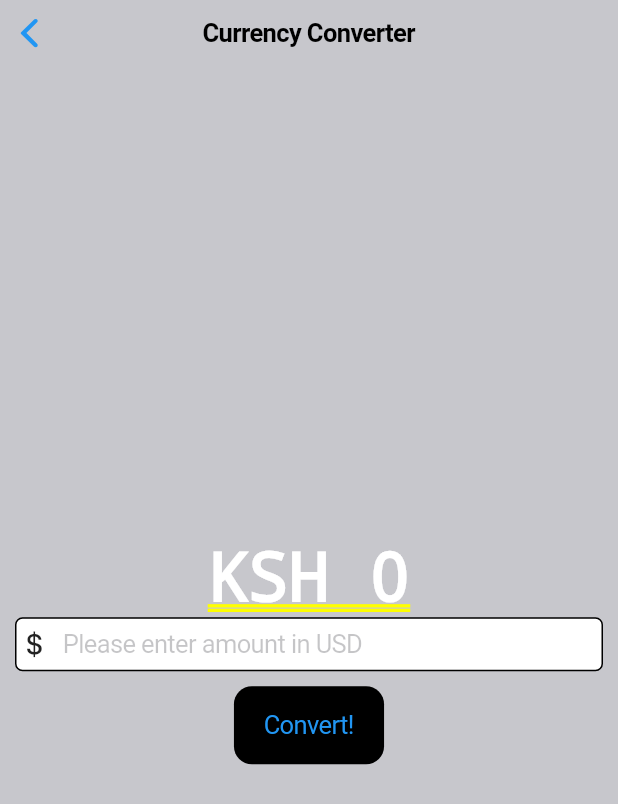
After one commit to KHALEDKHLYAN/Flutter_zero_to_Hero, a Flutter app: the CurrencyConverterCupertionPage screen opened directly, on a phone screen of 412 x 824 dp. The commit adds this screen. Shown: the top 804 px of the screen. Run offline on Flutter 3.47's test engine with Material 2 defaults, Android fonts, the phone set to English and light mode, and no system bars.

Commit message:
CupertinoCurrencyConverter

```diff
--- /dev/null
+++ b/lib/currency_converter_cupertino.dart
@@ -0,0 +1,74 @@
+import 'package:flutter/cupertino.dart';
+
+class CurrencyConverterCupertionPage extends StatefulWidget {
+  const CurrencyConverterCupertionPage({super.key});
+
+  @override
+  State<CurrencyConverterCupertionPage> createState() => _CurrencyConverterCupertionPageState();
+}
+
+class _CurrencyConverterCupertionPageState extends State<CurrencyConverterCupertionPage> {
+  final TextEditingController textEditingController = TextEditingController();
+  double result = 0;
+
+  void convert() {
+    result = double.parse(textEditingController.text) * 146.71;
+    setState(() {});
+  }
+
+  @override
+  Widget build(BuildContext context) {
+    return CupertinoPageScaffold(
+      backgroundColor: CupertinoColors.systemGrey3,
+      navigationBar: const CupertinoNavigationBar(
+        backgroundColor: CupertinoColors.systemGrey3,
+        middle:  Text('Currency Converter'),
+        // centerTitle: true,
+        // actions: [],
+      ),
+      child: Center(
+        child: Padding(
+          padding: const EdgeInsets.all(10.0),
+          child: Column(
+            mainAxisAlignment: MainAxisAlignment.center,
+            children: [
+              Text(
+                'KSH ${result !=0 ? result.toStringAsFixed(3) : result.toStringAsFixed(0)}',
+                style: const TextStyle(
+                  fontSize: 45,
+                  fontWeight: FontWeight.bold,
+                  color: Color.fromARGB(255, 255, 255, 255),
+                ),
+              ),
+              CupertinoTextField(
+                controller: textEditingController,
+                // obscureText: false,
+                style: const TextStyle(
+                  color: CupertinoColors.black,
+                ),
+                decoration: BoxDecoration(
+                  color: CupertinoColors.white,
+                  border: Border.all(),
+                  borderRadius: BorderRadius.circular(5),
+                ),
+                placeholder: 'Please enter amount in USD',
+                prefix: const Icon(CupertinoIcons.money_dollar),
+                keyboardType: const TextInputType.numberWithOptions(
+                  decimal: true,
+                ),
+              ),
+              const SizedBox(
+                height: 10,
+              ),
+              CupertinoButton(
+                onPressed: convert,
+                color: CupertinoColors.black,
+                child: const Text('Convert!'),
+              )
+            ],
+          ),
+        ),
+      ),
+    );
+  }
+}
--- a/lib/main.dart
+++ b/lib/main.dart
@@ -1,5 +1,7 @@
+import 'package:flutter/cupertino.dart';
 import 'package:flutter/material.dart';
 import 'home.dart';
+import 'package:flutter_zero/currency_converter_cupertino.dart';
 
 void main() {
   runApp(const MyApp());
@@ -16,3 +18,16 @@
     );
   }
 }
+
+
+class MyCUpertinoApp extends StatelessWidget {
+  const MyCUpertinoApp({super.key});
+
+  @override
+  Widget build(BuildContext context) {
+    return const CupertinoApp(
+      debugShowCheckedModeBanner: false,
+      home: CurrencyConverterCupertionPage(),
+    );
+  }
+}
```
